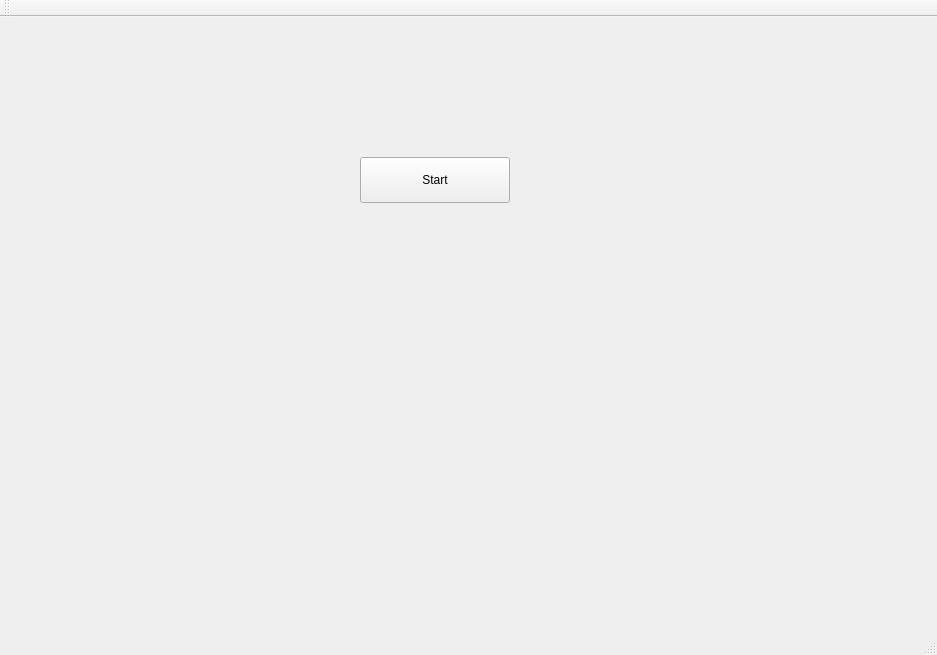
CanYouDevelopIt/CanYouShakeIt, file CanYouShakeItQt/CanYouShakeItQt/mainwindow.ui: the form before one commit.
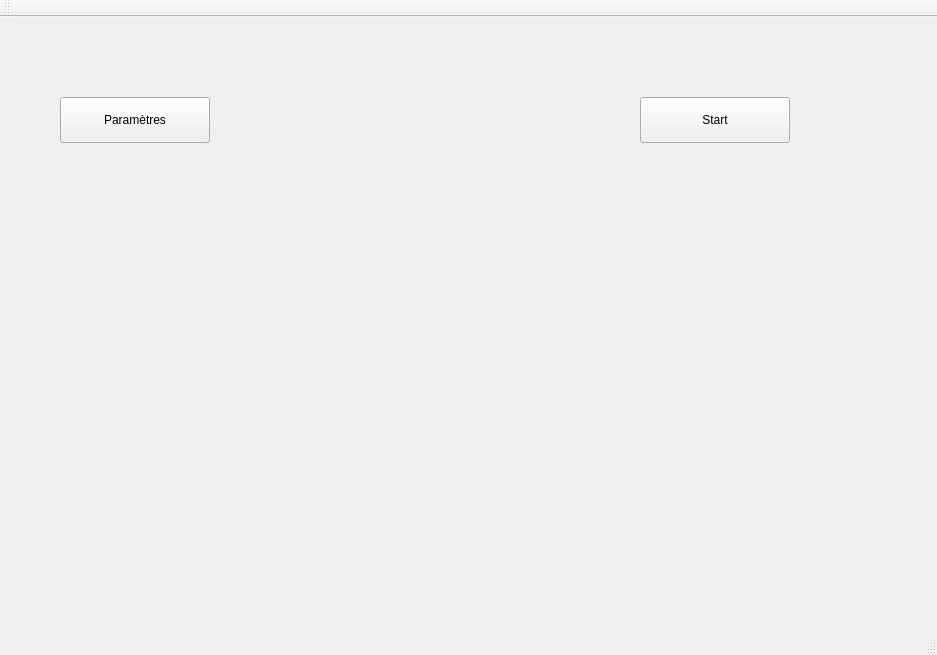
The form after the commit.

```diff
--- a/CanYouShakeItQt/CanYouShakeItQt/mainwindow.ui
+++ b/CanYouShakeItQt/CanYouShakeItQt/mainwindow.ui
@@ -17,8 +17,8 @@
    <widget class="QPushButton" name="start">
     <property name="geometry">
      <rect>
-      <x>360</x>
-      <y>140</y>
+      <x>640</x>
+      <y>80</y>
       <width>150</width>
       <height>46</height>
      </rect>
@@ -27,6 +27,19 @@
      <string>Start</string>
     </property>
    </widget>
+   <widget class="QPushButton" name="setParameters">
+    <property name="geometry">
+     <rect>
+      <x>60</x>
+      <y>80</y>
+      <width>150</width>
+      <height>46</height>
+     </rect>
+    </property>
+    <property name="text">
+     <string>Paramètres</string>
+    </property>
+   </widget>
   </widget>
   <widget class="QMenuBar" name="menuBar">
    <property name="geometry">
```
